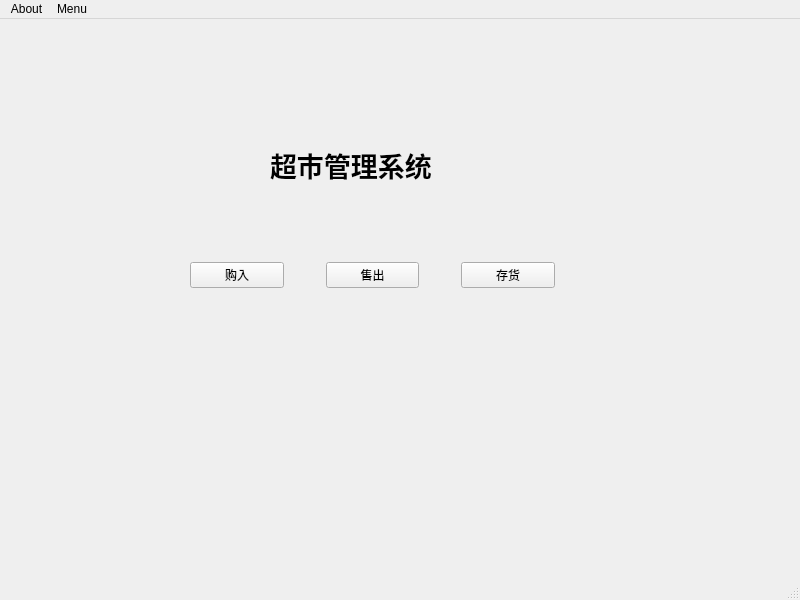
The window that supermarket/total.ui (xiaochenn/test) describes before a commit, drawn with Qt 5.
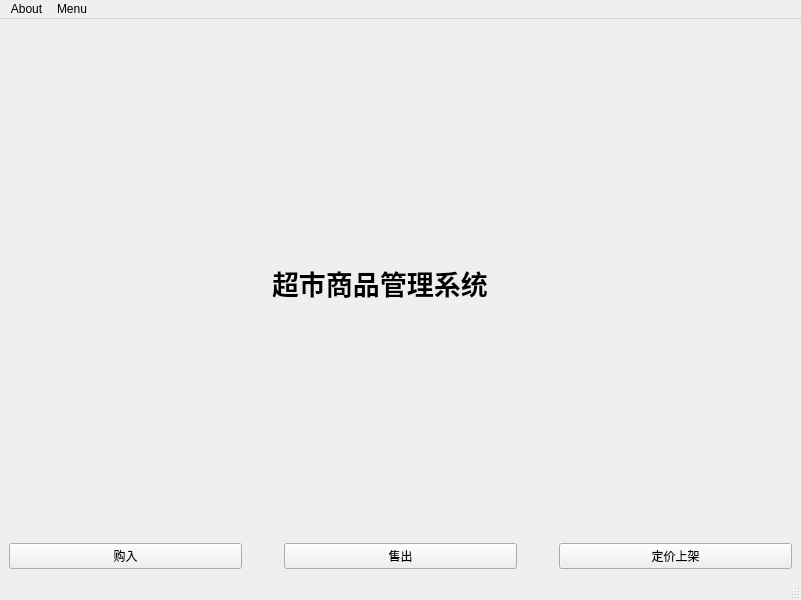
The same window after the commit.

The edit to the form file:
```diff
--- a/supermarket/total.ui
+++ b/supermarket/total.ui
@@ -6,7 +6,7 @@
    <rect>
     <x>0</x>
     <y>0</y>
-    <width>800</width>
+    <width>801</width>
     <height>600</height>
    </rect>
   </property>
@@ -14,15 +14,18 @@
    <string>supermarket</string>
   </property>
   <widget class="QWidget" name="centralwidget">
+   <layout class="QVBoxLayout" name="verticalLayout">
+    <item>
+     <layout class="QHBoxLayout" name="horizontalLayout_2">
+      <item>
+       <widget class="QLabel" name="label_2">
+        <property name="text">
+         <string/>
+        </property>
+       </widget>
+      </item>
+      <item>
    <widget class="QLabel" name="label">
-    <property name="geometry">
-     <rect>
-      <x>270</x>
-      <y>90</y>
-      <width>295</width>
-      <height>111</height>
-     </rect>
-    </property>
     <property name="sizeIncrement">
      <size>
       <width>2</width>
@@ -38,18 +41,20 @@
      </font>
     </property>
     <property name="text">
-     <string>超市管理系统</string>
-    </property>
-   </widget>
-   <widget class="QWidget" name="layoutWidget">
-    <property name="geometry">
-     <rect>
-      <x>190</x>
-      <y>230</y>
-      <width>365</width>
-      <height>52</height>
-     </rect>
-    </property>
+         <string>超市商品管理系统</string>
+        </property>
+       </widget>
+      </item>
+      <item>
+       <widget class="QLabel" name="label_3">
+        <property name="text">
+         <string/>
+        </property>
+       </widget>
+      </item>
+     </layout>
+    </item>
+    <item>
     <layout class="QHBoxLayout" name="horizontalLayout">
      <property name="spacing">
       <number>42</number>
@@ -71,19 +76,20 @@
      <item>
       <widget class="QPushButton" name="check_btn">
        <property name="text">
-        <string>存货</string>
+         <string>定价上架</string>
        </property>
       </widget>
      </item>
     </layout>
-   </widget>
+    </item>
+   </layout>
   </widget>
   <widget class="QMenuBar" name="menubar">
    <property name="geometry">
     <rect>
      <x>0</x>
      <y>0</y>
-     <width>800</width>
+     <width>801</width>
      <height>26</height>
     </rect>
    </property>
```
Lines whose indentation alone changed are shown as unchanged.
